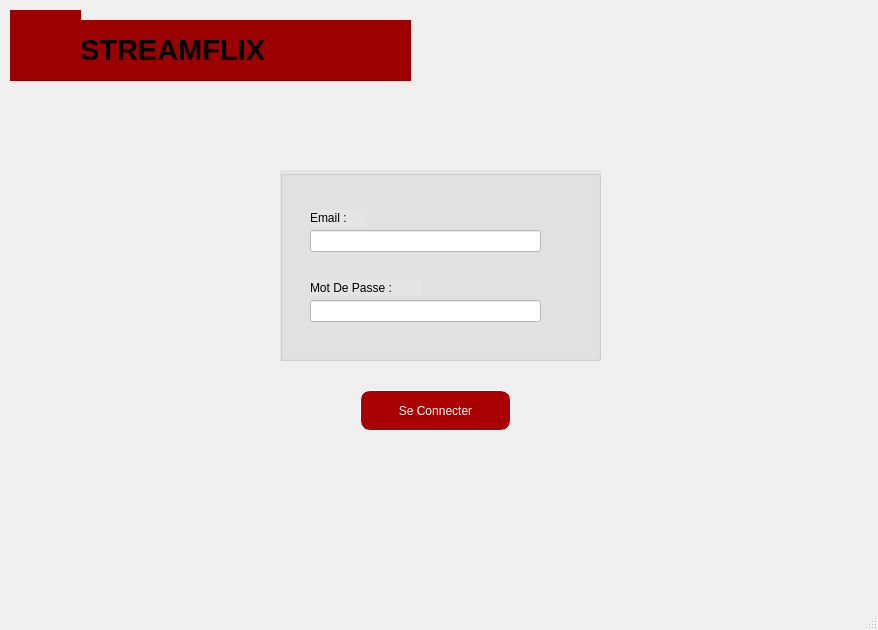
The window that mainwindow.ui (maramboussalem/Smart-TV-) describes before a commit, drawn with Qt 5.
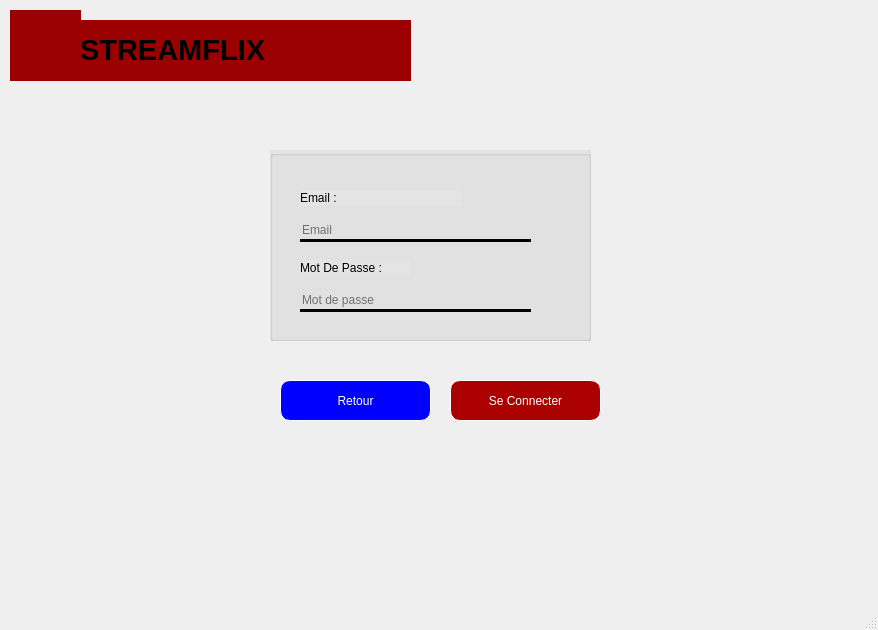
The same window after the commit. Icons and pictures are not drawn.

What changed in the file:
```diff
--- a/mainwindow.ui
+++ b/mainwindow.ui
@@ -71,8 +71,8 @@
    <widget class="QPushButton" name="Connecter">
     <property name="geometry">
      <rect>
-      <x>360</x>
-      <y>390</y>
+      <x>450</x>
+      <y>380</y>
       <width>151</width>
       <height>41</height>
      </rect>
@@ -93,8 +93,8 @@
    <widget class="QGroupBox" name="groupBox">
     <property name="geometry">
      <rect>
-      <x>280</x>
-      <y>170</y>
+      <x>270</x>
+      <y>150</y>
       <width>321</width>
       <height>191</height>
      </rect>
@@ -111,7 +111,7 @@
       <rect>
        <x>30</x>
        <y>40</y>
-       <width>56</width>
+       <width>161</width>
        <height>16</height>
       </rect>
      </property>
@@ -136,29 +136,66 @@
      <property name="geometry">
       <rect>
        <x>30</x>
-       <y>60</y>
+       <y>70</y>
        <width>231</width>
        <height>22</height>
       </rect>
      </property>
      <property name="styleSheet">
-      <string notr="true">background-color: rgb(255, 255, 255);</string>
+      <string notr="true">background-color: transparent;
+border:none;
+border-bottom: 3px solid black;
+
+</string>
      </property>
+     <property name="placeholderText">
+      <string>Email</string>
+     </property>
     </widget>
     <widget class="QLineEdit" name="lineEdit_2">
      <property name="geometry">
       <rect>
        <x>30</x>
-       <y>130</y>
+       <y>140</y>
        <width>231</width>
        <height>22</height>
       </rect>
      </property>
      <property name="styleSheet">
-      <string notr="true">background-color: rgb(255, 255, 255);</string>
+      <string notr="true">background-color: transparent;
+border:none;
+ border-bottom: 3px solid black;</string>
      </property>
+     <property name="echoMode">
+      <enum>QLineEdit::Password</enum>
+     </property>
+     <property name="placeholderText">
+      <string>Mot de passe</string>
+     </property>
     </widget>
    </widget>
+   <widget class="QPushButton" name="Retour">
+    <property name="geometry">
+     <rect>
+      <x>280</x>
+      <y>380</y>
+      <width>151</width>
+      <height>41</height>
+     </rect>
+    </property>
+    <property name="styleSheet">
+     <string notr="true">background-color: #0000ff;
+border :1px solid rgb(255, 255, 255);
+border-radius :10px;
+color: #FFF;
+padding-left: 20px;
+padding-right:20px;
+</string>
+    </property>
+    <property name="text">
+     <string>Retour</string>
+    </property>
+   </widget>
    <zorder>label</zorder>
    <zorder>label_40</zorder>
    <zorder>label_44</zorder>
```
Left out of the diff: 11 changed lines with no effect on the pictures.
